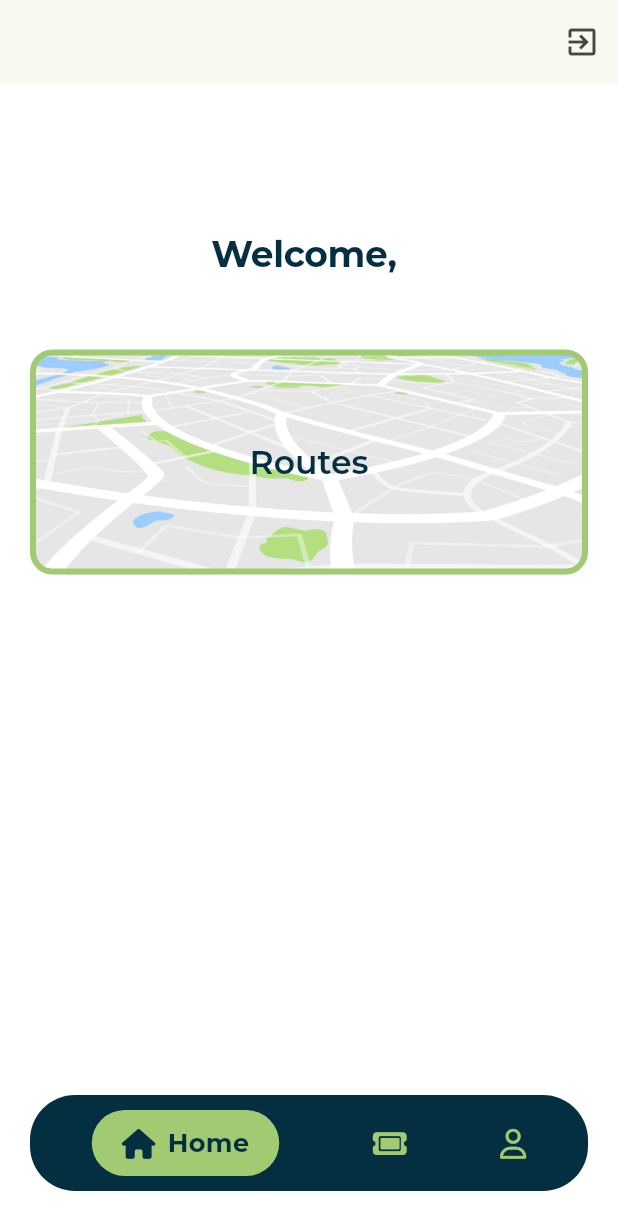
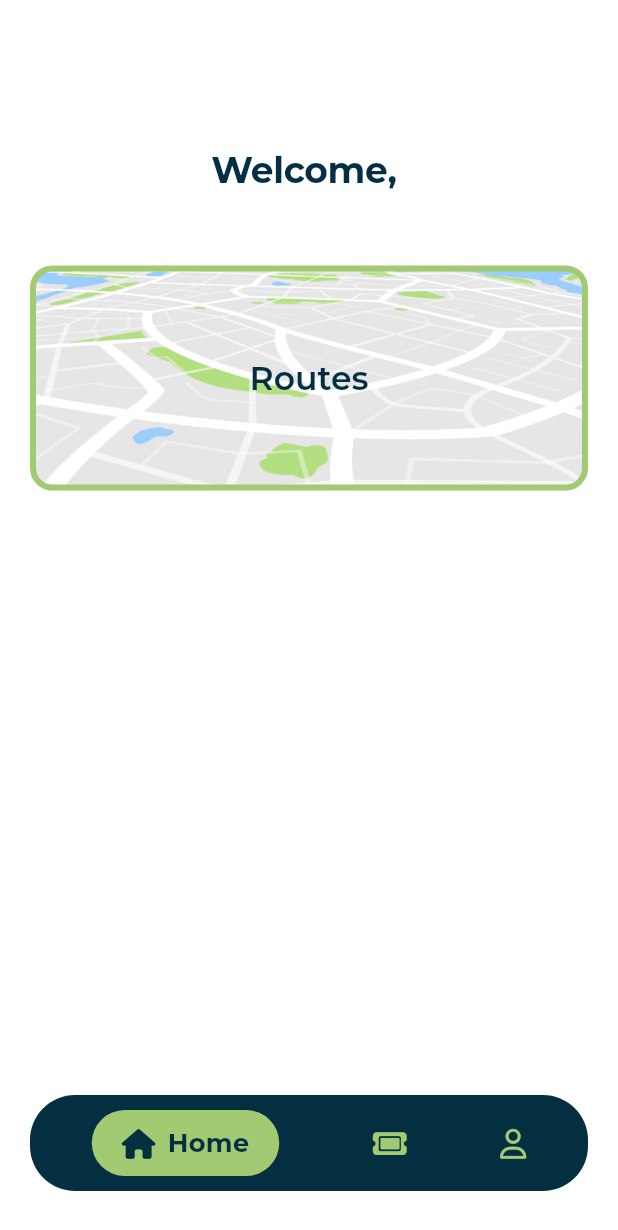
Before and after one commit to naannvd/Safar, a Flutter app: the LandingPage screen opened directly, on a phone screen of 412 x 824 dp. Shown: the top 1230 px of the screen. Run offline on Flutter 3.47's test engine with Material 3 defaults, Android fonts, the phone set to English and light mode, and no system bars; our stand-ins replace cloud_firestore, firebase_auth, firebase_core, font_awesome_flutter, google_fonts, google_maps_flutter; accounts and stored records are empty; project files that could hold a hidden picture were left out.

Commit message:
Navbar Fix

```diff
--- a/lib/Dashboard/landing_page.dart
+++ b/lib/Dashboard/landing_page.dart
@@ -22,13 +22,6 @@ class LandingPage extends StatelessWidget {
     final user = FirebaseAuth.instance.currentUser;
     print('User ID : ${user!.uid}');
     return Scaffold(
-      appBar: AppBar(
-        actions: [
-          IconButton(
-              onPressed: FirebaseAuth.instance.signOut,
-              icon: const Icon(Icons.exit_to_app))
-        ],
-      ),
       backgroundColor: Colors.white,
       body: FutureBuilder(
         future: getUserName(),
@@ -55,6 +48,7 @@ class LandingPage extends StatelessWidget {
           );
         },
       ),
+      bottomNavigationBar: RoundedNavBar(currentTab: 'Home'),
 
       // return Center(
       //   child: Column(
@@ -71,7 +65,6 @@ class LandingPage extends StatelessWidget {
       //     ],
       //   ),
       // ),
-      bottomNavigationBar: const RoundedNavBar(),
     );
   }
 }
--- a/lib/Widgets/bottom_nav_bar.dart
+++ b/lib/Widgets/bottom_nav_bar.dart
@@ -1,21 +1,45 @@
 import 'package:flutter/material.dart';
 import 'package:font_awesome_flutter/font_awesome_flutter.dart';
+import 'package:safar/Dashboard/landing_page.dart';
+import 'package:safar/Profile/profile.dart';
+import 'package:safar/Screens/ticket.dart';
 
 class RoundedNavBar extends StatefulWidget {
-  const RoundedNavBar({super.key});
+  final String currentTab;
+
+  const RoundedNavBar({super.key, required this.currentTab});
 
   @override
   State<RoundedNavBar> createState() => _RoundedNavBarState();
 }
 
 class _RoundedNavBarState extends State<RoundedNavBar> {
-  String activeTab = 'Home';
+  late String activeTab;
 
   final List<Map<String, dynamic>> navItems = [
-    {'name': 'Home', 'icon': FontAwesomeIcons.house},
-    {'name': 'Ticket', 'icon': FontAwesomeIcons.ticket},
-    {'name': 'Profile', 'icon': FontAwesomeIcons.user},
+    {
+      'name': 'Home',
+      'icon': FontAwesomeIcons.house,
+      'screen': LandingPage(), // Link to HomeScreen widget
+    },
+    {
+      'name': 'Ticket',
+      'icon': FontAwesomeIcons.ticket,
+      'screen': TicketCard(), // Link to TicketScreen widget
+    },
+    {
+      'name': 'Profile',
+      'icon': FontAwesomeIcons.user,
+      'screen': ProfileScreen(), // Link to ProfileScreen widget
+    },
   ];
+
+  @override
+  void initState() {
+    super.initState();
+    activeTab =
+        widget.currentTab; // Set the active tab based on the current screen
+  }
 
   @override
   Widget build(BuildContext context) {
@@ -33,9 +57,18 @@ class _RoundedNavBarState extends State<RoundedNavBar> {
           bool isActive = activeTab == item['name'];
           return GestureDetector(
             onTap: () {
-              setState(() {
-                activeTab = item['name'];
-              });
+              if (activeTab != item['name']) {
+                setState(() {
+                  activeTab = item['name']; // Update the active tab
+                });
+                Navigator.pushReplacement(
+                  context,
+                  MaterialPageRoute(
+                    builder: (context) =>
+                        item['screen'], // Navigate to the corresponding screen
+                  ),
+                );
+              }
             },
             child: AnimatedContainer(
               duration: const Duration(milliseconds: 300),
@@ -46,9 +79,8 @@ class _RoundedNavBarState extends State<RoundedNavBar> {
               ),
               decoration: BoxDecoration(
                 color: isActive
-                    ? const Color(0xFFA1CA73)
-                    : Colors
-                        .transparent, // Green for active, transparent for inactive
+                    ? const Color(0xFFA1CA73) // Green for active
+                    : Colors.transparent, // Transparent for inactive
                 borderRadius: BorderRadius.circular(30), // Rounded pill shape
               ),
               child: Row(
@@ -56,10 +88,8 @@ class _RoundedNavBarState extends State<RoundedNavBar> {
                   FaIcon(
                     item['icon'],
                     color: isActive
-                        ? const Color(
-                            0xFF042F40) // Dark blue icon for active tab
-                        : const Color(
-                            0xFFA1CA73), // Green icon for inactive tabs
+                        ? const Color(0xFF042F40) // Dark blue for active icon
+                        : const Color(0xFFA1CA73), // Green for inactive icon
                     size: 20,
                   ),
                   if (isActive) ...[
```
Also changed, not shown: lib/Profile/profile.dart (+7 -3 lines), lib/Screens/ticket.dart (+7 -2 lines).
